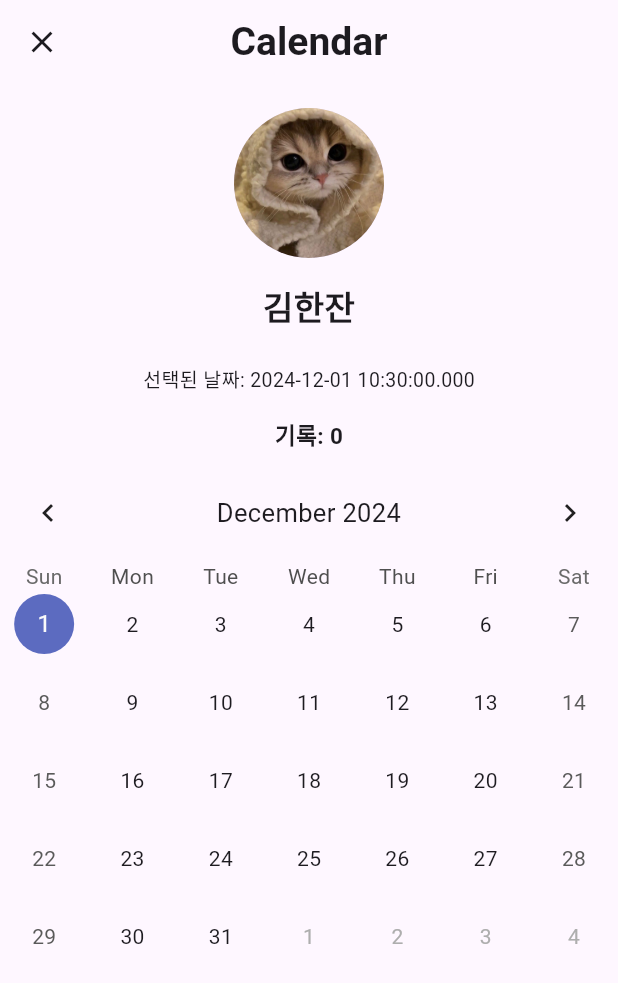
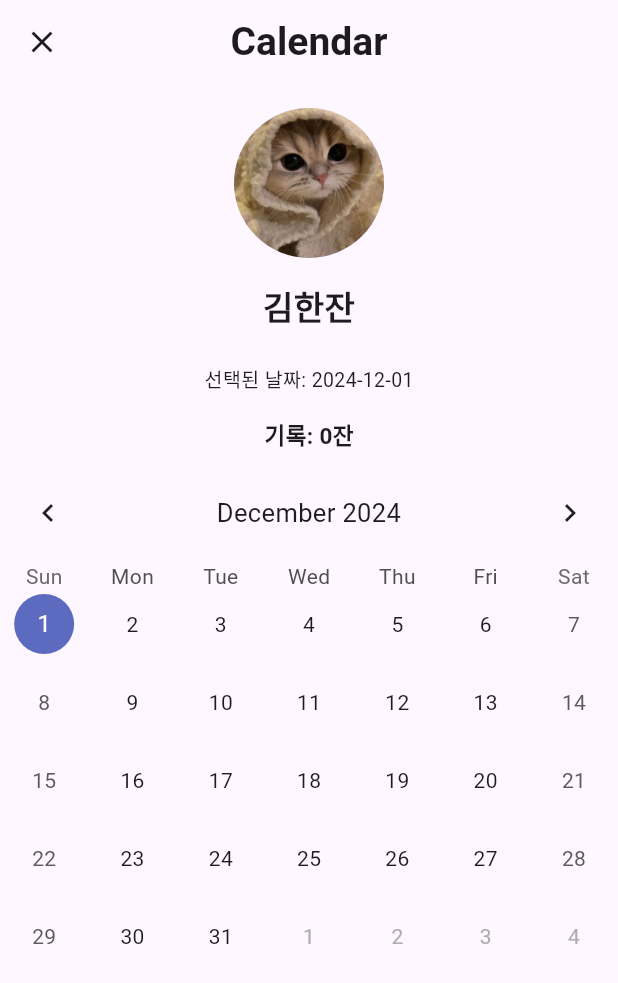
Before and after one commit to minu510/-15-, a Flutter app: the TimerScreen screen opened directly, after a tap on "기록 종료", after a tap on the "person" icon, on a phone screen of 412 x 824 dp. Shown: the top 983 px of the screen. Run offline on Flutter 3.47's test engine with Material 3 defaults, Android fonts, the light colour scheme and no system bars; drawn by our look-alikes of table_calendar.

Commit message:
캘린터 기능 완료

```diff
--- a/lib/main.dart
+++ b/lib/main.dart
@@ -105,7 +105,8 @@ class HomeScreen extends StatelessWidget {
           Image.asset("assets/로고.png", scale: 1.3,),
           Center(
             child: ElevatedButton(
-              style: ElevatedButton.styleFrom(minimumSize: Size(150, 70)),
+              style: ElevatedButton.styleFrom(minimumSize: Size(150, 70), elevation: 0,
+              backgroundColor: Colors.white),
               onPressed: () {
                 // 타이머 화면으로 이동
                 Navigator.push(
@@ -296,7 +297,8 @@ class _TimerScreenState extends State<TimerScreen> {
                       alignment: Alignment.center,
                       child: ElevatedButton(
                         style: ElevatedButton.styleFrom(
-                            minimumSize: Size(100, 70)),
+                            minimumSize: Size(100, 70), shape: CircleBorder(),
+                        padding: const EdgeInsets.all(50), backgroundColor: Colors.white10),
                         onPressed: !isTimerRunning
                             ? null
                             : () {
@@ -307,7 +309,7 @@ class _TimerScreenState extends State<TimerScreen> {
                           Navigator.push(context,
                               MaterialPageRoute(builder: (context) => HomeScreen()));
                         },
-                        child: Text("기록 종료"),
+                        child: Text("기록 종료", style: TextStyle(fontSize: 32, color: Colors.black),),
                       ),
                     ),
                   ],
@@ -411,7 +413,7 @@ class _CalendarState extends State<Calendar> {
     super.initState();
     _today = DateTime.now();
     setState(() {
-      _events[_today] = Helper.totalSip;
+      _events[DateTime(_today.year, _today.month, _today.day)] = Helper.totalSip;
     });
   }
 
@@ -441,7 +443,6 @@ class _CalendarState extends State<Calendar> {
     return MaterialApp(
       debugShowCheckedModeBanner: false,
       home: Scaffold(
-        resizeToAvoidBottomInset: true, // 키보드 나타날 때 화면 조정
         appBar: AppBar(
           title: Text(
             "Calendar",
@@ -498,15 +499,15 @@ class _CalendarState extends State<Calendar> {
               Padding(
                 padding: const EdgeInsets.all(8.0),
                 child: Text(
-                  "선택된 날짜: ${_selectedDay.toLocal()}",
+                  "선택된 날짜: ${_selectedDay.year}-${_selectedDay.month < 10 ? 0 : ""}${_selectedDay.month}-${_selectedDay.day < 10 ? 0 : ""}${_selectedDay.day}",
                   style: TextStyle(fontSize: 13),
                 ),
               ),
               Padding(
                 padding: const EdgeInsets.all(8.0),
                 child: Text(
-                  _events.containsKey(_selectedDay)
-                      ? "기록: ${_events[_selectedDay]}"
+                  _events.containsKey(DateTime(_selectedDay.year, _selectedDay.month, _selectedDay.day))
+                      ? "기록: ${_events[DateTime(_selectedDay.year, _selectedDay.month, _selectedDay.day)]}잔"
                       : "잘하셨어요! 오늘은 기록이 없습니다!",
                   style: TextStyle(fontSize: 15, fontWeight: FontWeight.bold),
                 ),
@@ -1236,6 +1237,7 @@ class GameEndScreen extends StatefulWidget {
 
 class _GameEndScreenState extends State<GameEndScreen> {
   List<List<String>> warningList = [
+    ["휴..", "아직은 괜찮네요."],
     ["앗!", "조금 실수했네요.."],
     ["조심하세요!", "취한 것 같아요"],
     ["오늘은 여기까지!", "이제 집에 돌아가세요!"]
@@ -1251,8 +1253,8 @@ class _GameEndScreenState extends State<GameEndScreen> {
 
   void printMessage() {
     if (Helper.failedGames < 4) {
-      message1 = warningList[Helper.failedGames - 1][0];
-      message2 = warningList[Helper.failedGames - 1][1];
+      message1 = warningList[Helper.failedGames][0];
+      message2 = warningList[Helper.failedGames][1];
     }
   }
 
```
